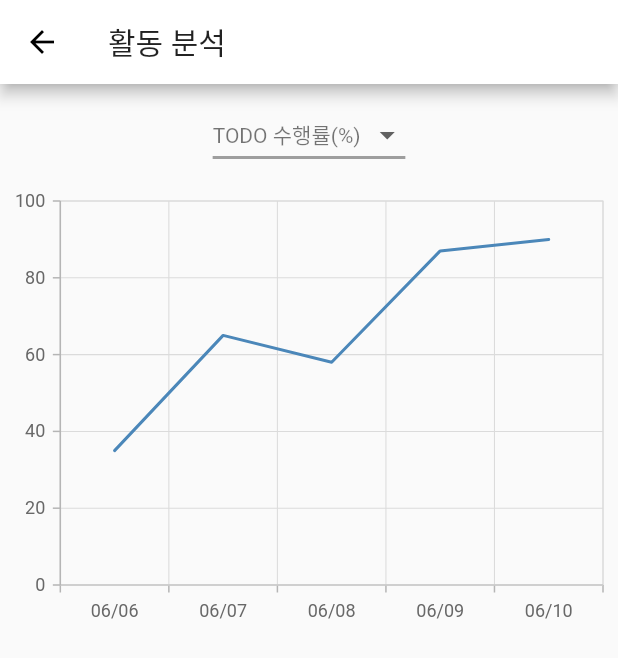
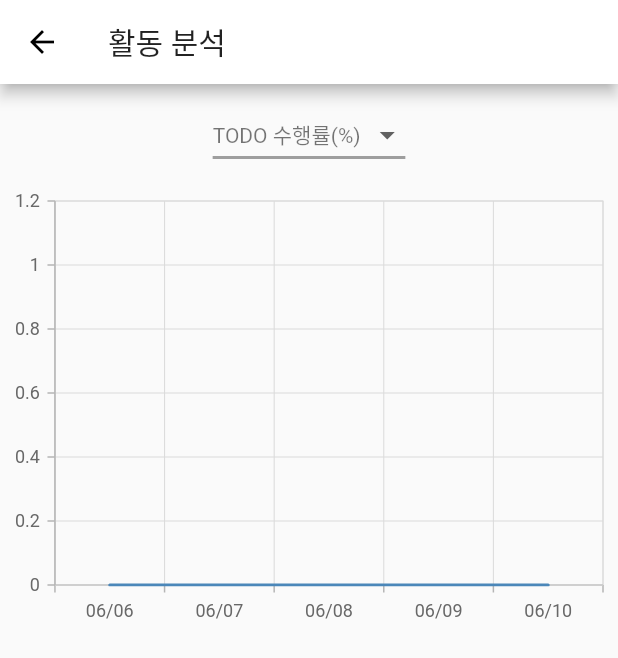
Before and after one commit to YeeunJ/TnT, a Flutter app: the dataAnalysisPage screen opened by its route, on a phone screen of 412 x 824 dp. Shown: the top 658 px of the screen. Run offline on Flutter 3.47's test engine with Material 2 defaults, Android fonts, the phone set to English and light mode, and no system bars; our stand-ins replace avatar_glow, cloud_firestore, file_picker, firebase_auth, firebase_core, google_sign_in and 3 more; missing offline and left inert: card_settings; accounts and stored records are empty.

```diff
--- a/lib/dataAnalysis.dart
+++ b/lib/dataAnalysis.dart
@@ -15,6 +15,7 @@ String dropdownValue = 'TODO 수행률(%)';
 DateTime now = new DateTime.now();
 DateTime date = new DateTime(now.year, now.month, now.day);
 final format = DateFormat('MM/dd');
+List<Meeting> _meetings = [];
 
 class Data1{
   Data1(this.day, this.todo);
@@ -47,7 +48,7 @@ class dataAnalysisPage extends StatefulWidget {
 class _dataAnalysisPageState extends State<dataAnalysisPage> {
 
 
-  final List<Data1> chartData1 = [
+  List<Data1> chartData1 = [
     Data1(date.subtract(Duration(days: 4)), 35),
     Data1(date.subtract(Duration(days: 3)), 65),
     Data1(date.subtract(Duration(days: 2)), 58),
@@ -55,7 +56,7 @@ class _dataAnalysisPageState extends State<dataAnalysisPage> {
     Data1(date, 90),
   ];
 
-  final List<Data2> chartData2 = [
+  List<Data2> chartData2 = [
     Data2(date.subtract(Duration(days: 4)), 3),
     Data2(date.subtract(Duration(days: 3)), 7),
     Data2(date.subtract(Duration(days: 2)), 6),
@@ -63,16 +64,90 @@ class _dataAnalysisPageState extends State<dataAnalysisPage> {
     Data2(date, 9),
   ];
 
-  final List<Data3> chartData3 = [
-    Data3(date.subtract(Duration(days: 4)), 1,2,3,4),
+  List<Data3> chartData3 = [
+    Data3(date.subtract(Duration(days: 4)), 0,0,0,0),
     Data3(date.subtract(Duration(days: 3)), 0,3,2,4),
     Data3(date.subtract(Duration(days: 2)), 1,2,2,1),
-    Data3(date.subtract(Duration(days: 1)), 1,0,0,4),
+    Data3(date.subtract(Duration(days: 1)), 0,0,0,2),
     Data3(date, 5,3,5,2),
   ];
 
   @override
   Widget build(BuildContext context) {
+      Provider.of<ApplicationState>(context, listen: false).addListener(() {
+        setState(() {
+          _meetings = Provider.of<ApplicationState>(context, listen: false).getTodolistsWhole();
+        });
+      });
+      setState(() {
+        _meetings = Provider.of<ApplicationState>(context, listen: false).getTodolistsWhole();
+      });
+      List<int> d= [0,0,0,0,0];
+      List<int> w = [0,0,0,0,0];
+      List<List<int>> t = [[0,0,0,0],[0,0,0,0],[0,0,0,0],[0,0,0,0],[0,0,0,0]];
+      for(var meeting in _meetings){
+        var from = meeting.from.toString().split(" ")[0];
+        var time = meeting.from.toString().split(" ")[1].split(":")[0];
+        if(from != null){
+          if(from == date.subtract(Duration(days: 4)).toString().split(" ")[0]){
+            w[0]++;
+            if(meeting.check) d[0]++;
+            if(time=="00" || time=="01" || time=="02" || time=="03" || time=="04" || time=="05") t[0][0]++;
+            else if(time=="06" || time=="07" || time=="08" || time=="09" || time=="10" || time=="11") t[0][1]++;
+            else if(time=="12" || time=="13" || time=="14" || time=="15" || time=="16" || time=="17") t[0][2]++;
+            else t[0][3]++;
+          }
+          else if(from == date.subtract(Duration(days: 3)).toString().split(" ")[0]){
+            w[1]++;
+            if(meeting.check) d[1]++;
+            if(time=="00" || time=="01" || time=="02" || time=="03" || time=="04" || time=="05") t[1][0]++;
+            else if(time=="06" || time=="07" || time=="08" || time=="09" || time=="10" || time=="11") t[1][1]++;
+            else if(time=="12" || time=="13" || time=="14" || time=="15" || time=="16" || time=="17") t[1][2]++;
+            else t[1][3]++;
+          }
+          else if(from == date.subtract(Duration(days: 2)).toString().split(" ")[0]){
+            w[2]++;
+            if(meeting.check) d[2]++;
+            if(time=="00" || time=="01" || time=="02" || time=="03" || time=="04" || time=="05") t[2][0]++;
+            else if(time=="06" || time=="07" || time=="08" || time=="09" || time=="10" || time=="11") t[2][1]++;
+            else if(time=="12" || time=="13" || time=="14" || time=="15" || time=="16" || time=="17") t[2][2]++;
+            else t[2][3]++;
+          }
+          else if(from == date.subtract(Duration(days: 1)).toString().split(" ")[0]){
+            w[3]++;
+            if(meeting.check) d[3]++;
+            if(time=="00" || time=="01" || time=="02" || time=="03" || time=="04" || time=="05") t[3][0]++;
+            else if(time=="06" || time=="07" || time=="08" || time=="09" || time=="10" || time=="11") t[3][1]++;
+            else if(time=="12" || time=="13" || time=="14" || time=="15" || time=="16" || time=="17") t[3][2]++;
+            else t[3][3]++;
+          }
+          else if(from == date.toString().split(" ")[0]){
+            w[4]++;
+            if(meeting.check) d[4]++;
+            if(time=="00" || time=="01" || time=="02" || time=="03" || time=="04" || time=="05") t[4][0]++;
+            else if(time=="06" || time=="07" || time=="08" || time=="09" || time=="10" || time=="11") t[4][1]++;
+            else if(time=="12" || time=="13" || time=="14" || time=="15" || time=="16" || time=="17") t[4][2]++;
+            else t[4][3]++;
+          }
+        }
+      }
+      chartData1 = [];
+      for(var i = 0 ; i<5; i++){
+        if(w[i]==0) chartData1.add(Data1(date.subtract(Duration(days: 4-i)), 0));
+        else chartData1.add(Data1(date.subtract(Duration(days: 4-i)), d[i]/w[i]*100));
+      }
+
+      chartData2 = [];
+      for(var i = 0 ; i<5; i++){
+        chartData2.add(Data2(date.subtract(Duration(days: 4-i)), d[i]+.0));
+      }
+
+      chartData3 = [];
+      for(var i = 0; i<5; i++){
+        chartData3.add(Data3(date.subtract(Duration(days: 4-i)), t[i][0]+.0, t[i][1]+.0, t[i][2]+.0, t[i][3]+.0));
+      }
+
+
     return Consumer<ApplicationState>(
         builder: (context, appState, _) =>
       Scaffold(
--- a/lib/main.dart
+++ b/lib/main.dart
@@ -361,6 +361,13 @@ class _WeeklyCalendarState extends State<WeeklyCalendar> {
                 iconSize: 28,
                 onPressed: () {
                   Navigator.pushNamed(context, '/setting');
+                }),
+            IconButton(
+                icon: Icon(Icons.headset_rounded),
+                color: Color(0xff636363),
+                iconSize: 28,
+                onPressed: () {
+                  Navigator.pushNamed(context, '/addBySpeech');
                 })
           ],
         ),
@@ -465,6 +472,13 @@ class _DailyCalendarState extends State<DailyCalendar> {
               iconSize: 28,
               onPressed: () {
                 Navigator.pushNamed(context, '/setting');
+              }),
+          IconButton(
+              icon: Icon(Icons.headset_rounded),
+              color: Color(0xff636363),
+              iconSize: 28,
+              onPressed: () {
+                Navigator.pushNamed(context, '/addBySpeech');
               })
         ],
       ),
```
